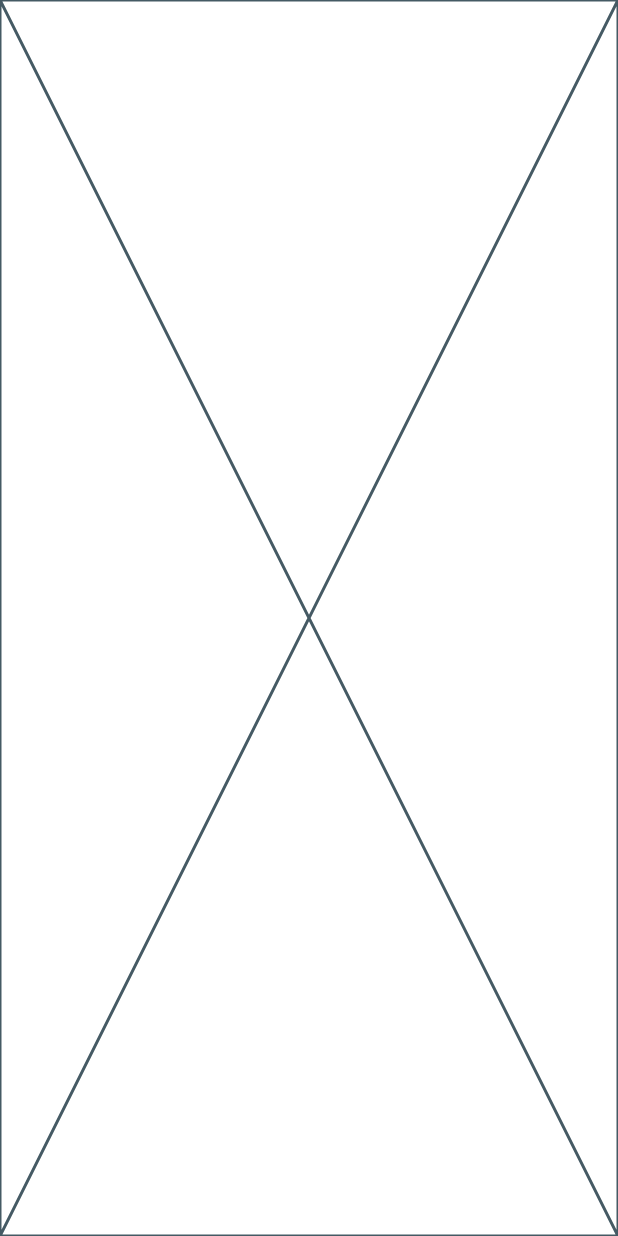
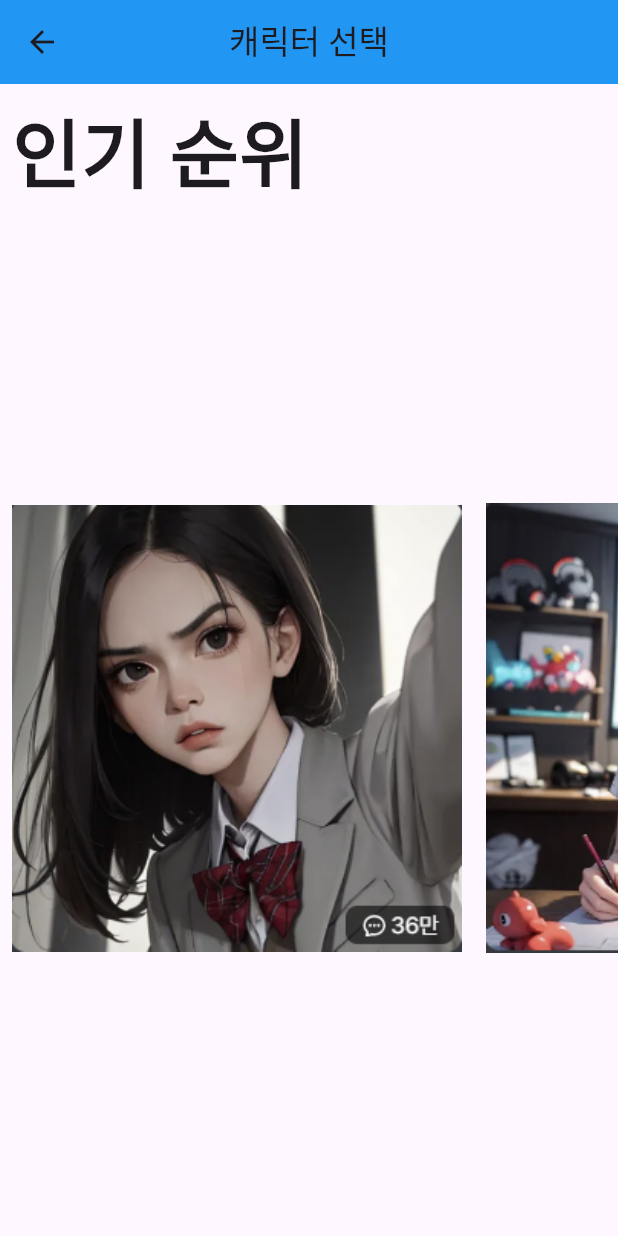
Before and after one commit to NAMHAUK/Eomeonada, a Flutter app: the screen it shows after launch, after a tap on "나 포함 채팅", on a phone screen of 412 x 824 dp. Run offline on Flutter 3.47's test engine with Material 3 defaults, Android fonts, the light colour scheme and no system bars.

Commit message:
add choosing page

```diff
--- a/lib/ChatType.dart
+++ b/lib/ChatType.dart
@@ -7,6 +7,7 @@ class ChatType extends StatelessWidget {
 
   @override
   Widget build(BuildContext context) {
+    // button Style 지정
     var buttonStyle = ElevatedButton.styleFrom(
       foregroundColor: Colors.white, // 텍스트 색상, onPrimary: Colors.white 이제 안씀
       backgroundColor: Colors.blue,  // 버튼 색상, primary: Colors.blue 이제 안씀
--- a/lib/ChoosingAI_IncludeMe.dart
+++ b/lib/ChoosingAI_IncludeMe.dart
@@ -8,8 +8,136 @@ class ChoosingAI_IncludeMe extends StatefulWidget {
 }
 
 class _ChoosingAI_IncludeMeState extends State<ChoosingAI_IncludeMe> {
+  final ScrollController _scrollController = ScrollController();
+  bool _showArrows = false;
+  late List<bool> _isAlterImage;
+  @override
+  void initState() {
+    super.initState();
+    _isAlterImage = List<bool>.filled(images.length, false);
+  }
+
+  final List<String> images = [
+    "assets/image1.png",
+    "assets/image2.png",
+    "assets/image3.png",
+    "assets/image4.png",
+    "assets/image5.png",
+    "assets/image6.png",
+  ];
+  final List<String> alterImages = [
+    "assets/image6.png",
+    "assets/image5.png",
+    "assets/image4.png",
+    "assets/image3.png",
+    "assets/image2.png",
+    "assets/image1.png",
+  ];
+  void _scrollLeft() {
+    _scrollController.animateTo(
+      _scrollController.offset - 300,
+      duration: Duration(milliseconds: 300),
+      curve: Curves.easeInOut,
+    );
+  }
+
+  void _scrollRight() {
+    _scrollController.animateTo(
+      _scrollController.offset + 300,
+      duration: Duration(milliseconds: 300),
+      curve: Curves.easeInOut,
+    );
+  }
+
+  void _swapImage(int index) {
+    setState(() {
+      if (_isAlterImage[index]) {
+        images[index] = "assets/image${index + 1}.png"; // 원래 이미지로 변경
+      } else {
+        images[index] = alterImages[index]; // 대체 이미지로 변경
+      }
+      _isAlterImage[index] = !_isAlterImage[index]; // 상태 토글
+    });
+  }
   @override
   Widget build(BuildContext context) {
-    return const Placeholder();
+    return Scaffold(
+      appBar: AppBar(
+        title: Text("캐릭터 선택"),
+        backgroundColor: Colors.blue,
+        centerTitle: true,
+      ),
+      body: MouseRegion(
+        onEnter: (_){ // 마우스가 list에 위일 때
+          setState(() {
+            _showArrows = true;
+          });
+        },
+        onExit: (_){ // 마우스가 list에 없을 때
+          setState(() {
+            _showArrows = false;
+          });
+        },
+
+        child: Stack(
+          alignment: Alignment.center,
+          children: [
+            Column(
+              crossAxisAlignment: CrossAxisAlignment.start,
+              children: [
+                Padding(
+                  padding: const EdgeInsets.all(8.0),
+                  child: Text(
+                    '인기 순위',
+                    style: TextStyle(
+                      fontSize: 50,
+                      fontWeight: FontWeight.bold,
+                    ),
+                  ),
+                ),
+                Expanded(
+                  child: SingleChildScrollView(
+                    controller: _scrollController,
+                    scrollDirection: Axis.horizontal,
+                    child: Row(
+                      children: List.generate(images.length, (index){
+                        return GestureDetector(
+                          onTap: () => _swapImage(index),
+                          child: Padding(
+                            padding: const EdgeInsets.all(8.0),
+                            child: Image.asset(
+                              images[index],
+                              width: 300,
+                              fit: BoxFit.cover,
+                            ),
+                          ),
+                        );
+                      }),
+                    ),
+                  ),
+                ),
+              ],
+            ),
+            if(_showArrows)
+              Positioned(
+                left: 10,
+                child: IconButton(
+                  icon: Icon(Icons.arrow_back, color: Colors.white,),
+                  onPressed: _scrollLeft
+                ),
+              ),
+
+            if(_showArrows)
+              Positioned(
+                right: 10,
+                child: IconButton(
+                  icon: Icon(Icons.arrow_forward, color: Colors.white,),
+                  onPressed: _scrollRight
+                ),
+              )
+          ],
+        )
+      ),
+    );
   }
 }
--- a/lib/main.dart
+++ b/lib/main.dart
@@ -4,9 +4,6 @@ import 'package:eomeonada/ChatType.dart';
 void main() {
   runApp(MyApp());
 }
-
-const var a = 1;
-
 class MyApp extends StatelessWidget {
   @override
   Widget build(BuildContext context) {
--- a/pubspec.yaml
+++ b/pubspec.yaml
@@ -52,7 +52,8 @@ dev_dependencies:
 
 # The following section is specific to Flutter packages.
 flutter:
-
+  assets:
+    - assets/
   # The following line ensures that the Material Icons font is
   # included with your application, so that you can use the icons in
   # the material Icons class.
```
Also changed, not shown: assets/image1.png (added), assets/image2.png (added), assets/image3.png (added), assets/image4.png (added), assets/image5.png (added), assets/image6.png (added).
